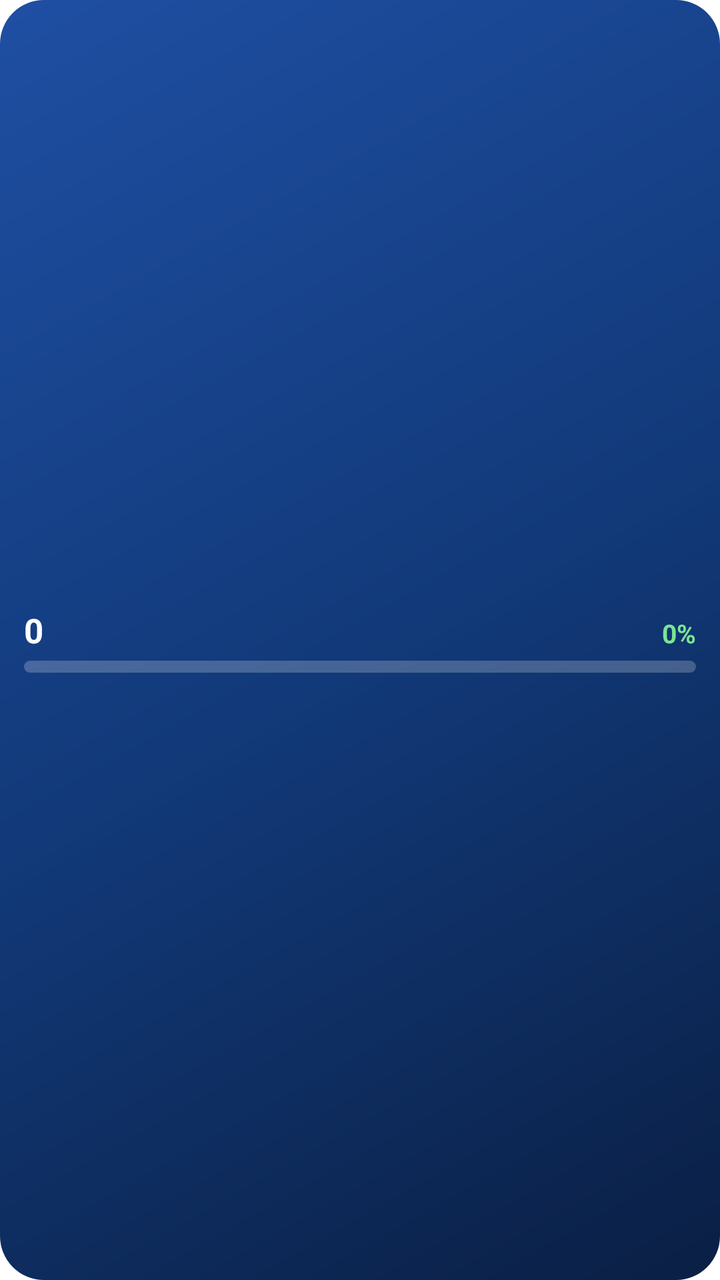
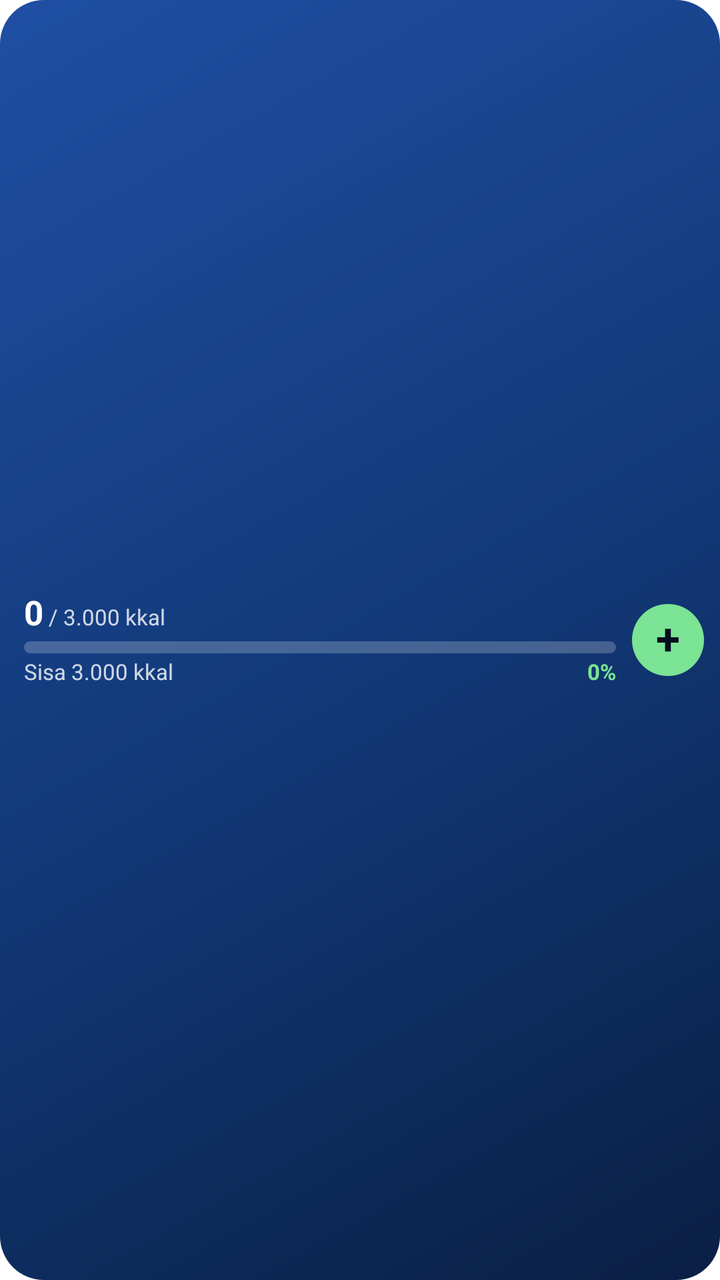

The first picture is an Android layout as it rendered before a commit; the second is the same layout after the commit. The layout source and the unified diff follow.
<!-- AndroidManifest.xml: fallback theme Theme.MaterialComponents.DayNight.NoActionBar -->
<!-- res/layout/bulkin_widget_mini.xml -->
<?xml version="1.0" encoding="utf-8"?>
<LinearLayout xmlns:android="http://schemas.android.com/apk/res/android"
    android:id="@+id/widget_root"
    android:layout_width="match_parent"
    android:layout_height="match_parent"
    android:background="@drawable/widget_background"
    android:gravity="center_vertical"
    android:orientation="vertical"
    android:paddingStart="12dp"
    android:paddingTop="8dp"
    android:paddingEnd="12dp"
    android:paddingBottom="8dp">

    <TextView
        android:id="@+id/widget_signed_out"
        android:layout_width="match_parent"
        android:layout_height="wrap_content"
        android:ellipsize="end"
        android:gravity="center"
        android:maxLines="2"
        android:text="Buka BulkIn untuk masuk"
        android:textColor="@color/widget_text_soft"
        android:textSize="12sp"
        android:visibility="gone" />

    <LinearLayout
        android:id="@+id/widget_content"
        android:layout_width="match_parent"
        android:layout_height="wrap_content"
        android:orientation="vertical">

        <LinearLayout
            android:layout_width="match_parent"
            android:layout_height="wrap_content"
            android:baselineAligned="true"
            android:orientation="horizontal">

            <TextView
                android:id="@+id/widget_kcal"
                android:layout_width="wrap_content"
                android:layout_height="wrap_content"
                android:text="0"
                android:textColor="@color/widget_text"
                android:textSize="17sp"
                android:textStyle="bold" />

            
            <TextView
                android:id="@+id/widget_kcal_target"
                android:layout_width="0dp"
                android:layout_height="wrap_content"
                android:layout_weight="1"
                android:ellipsize="end"
                android:maxLines="1"
                android:text=" kkal"
                android:textColor="@color/widget_text_soft"
                android:textSize="11sp"
                android:visibility="invisible" />

            <TextView
                android:id="@+id/widget_percent"
                android:layout_width="wrap_content"
                android:layout_height="wrap_content"
                android:text="0%"
                android:textColor="@color/widget_mint"
                android:textSize="13sp"
                android:textStyle="bold" />
        </LinearLayout>

        <ProgressBar
            android:id="@+id/widget_progress"
            style="?android:attr/progressBarStyleHorizontal"
            android:layout_width="match_parent"
            android:layout_height="6dp"
            android:layout_marginTop="4dp"
            android:max="100"
            android:progress="0"
            android:progressDrawable="@drawable/widget_progress" />
    </LinearLayout>
</LinearLayout>
<!-- resources referenced by this layout -->
<resources>
  <color name="widget_mint">#7BE495</color>
  <color name="widget_text">#FFFFFF</color>
  <color name="widget_text_soft">#CCFFFFFF</color>
  <!-- drawable widget_background (drawable) -->
  <?xml version="1.0" encoding="utf-8"?>
  <shape xmlns:android="http://schemas.android.com/apk/res/android" android:shape="rectangle">
      <gradient
          android:angle="315"
          android:centerColor="#123A7A"
          android:endColor="#0A1F44"
          android:startColor="#1F4FA3"
          android:type="linear" />
      <corners android:radius="22dp" />
  </shape>
  <!-- drawable widget_progress (drawable) -->
  <?xml version="1.0" encoding="utf-8"?>
  <layer-list xmlns:android="http://schemas.android.com/apk/res/android">
      <item android:id="@android:id/background">
          <shape>
              <solid android:color="#38FFFFFF" />
              <corners android:radius="4dp" />
          </shape>
      </item>
      <item android:id="@android:id/progress">
          <clip>
              <shape>
                  <solid android:color="#FFFFFF" />
                  <corners android:radius="4dp" />
              </shape>
          </clip>
      </item>
  </layer-list>
</resources>

<!-- the commit's change to res/layout/bulkin_widget_mini.xml (unified diff, before → after) -->
@@ -5,18 +5,18 @@
     android:layout_height="match_parent"
     android:background="@drawable/widget_background"
     android:gravity="center_vertical"
-    android:orientation="vertical"
+    android:orientation="horizontal"
     android:paddingStart="12dp"
-    android:paddingTop="8dp"
-    android:paddingEnd="12dp"
-    android:paddingBottom="8dp">
+    android:paddingTop="6dp"
+    android:paddingEnd="8dp"
+    android:paddingBottom="6dp">
 
     <TextView
         android:id="@+id/widget_signed_out"
-        android:layout_width="match_parent"
+        android:layout_width="0dp"
         android:layout_height="wrap_content"
+        android:layout_weight="1"
         android:ellipsize="end"
-        android:gravity="center"
         android:maxLines="2"
         android:text="Buka BulkIn untuk masuk"
         android:textColor="@color/widget_text_soft"
@@ -25,10 +25,12 @@
 
     <LinearLayout
         android:id="@+id/widget_content"
-        android:layout_width="match_parent"
+        android:layout_width="0dp"
         android:layout_height="wrap_content"
+        android:layout_weight="1"
         android:orientation="vertical">
 
+        
         <LinearLayout
             android:layout_width="match_parent"
             android:layout_height="wrap_content"
@@ -39,32 +41,23 @@
                 android:id="@+id/widget_kcal"
                 android:layout_width="wrap_content"
                 android:layout_height="wrap_content"
+                android:includeFontPadding="false"
                 android:text="0"
                 android:textColor="@color/widget_text"
                 android:textSize="17sp"
                 android:textStyle="bold" />
 
-            
             <TextView
                 android:id="@+id/widget_kcal_target"
                 android:layout_width="0dp"
                 android:layout_height="wrap_content"
                 android:layout_weight="1"
                 android:ellipsize="end"
+                android:includeFontPadding="false"
                 android:maxLines="1"
-                android:text=" kkal"
+                android:text=" / 3.000 kkal"
                 android:textColor="@color/widget_text_soft"
-                android:textSize="11sp"
-                android:visibility="invisible" />
-
-            <TextView
-                android:id="@+id/widget_percent"
-                android:layout_width="wrap_content"
-                android:layout_height="wrap_content"
-                android:text="0%"
-                android:textColor="@color/widget_mint"
-                android:textSize="13sp"
-                android:textStyle="bold" />
+                android:textSize="11sp" />
         </LinearLayout>
 
         <ProgressBar
@@ -76,5 +69,51 @@
             android:max="100"
             android:progress="0"
             android:progressDrawable="@drawable/widget_progress" />
+
+        
+        <LinearLayout
+            android:layout_width="match_parent"
+            android:layout_height="wrap_content"
+            android:layout_marginTop="3dp"
+            android:orientation="horizontal">
+
+            <TextView
+                android:id="@+id/widget_remaining"
+                android:layout_width="0dp"
+                android:layout_height="wrap_content"
+                android:layout_weight="1"
+                android:ellipsize="end"
+                android:includeFontPadding="false"
+                android:maxLines="1"
+                android:text="Sisa 3.000 kkal"
+                android:textColor="@color/widget_text_soft"
+                android:textSize="11sp" />
+
+            <TextView
+                android:id="@+id/widget_percent"
+                android:layout_width="wrap_content"
+                android:layout_height="wrap_content"
+                android:layout_marginStart="4dp"
+                android:includeFontPadding="false"
+                android:text="0%"
+                android:textColor="@color/widget_mint"
+                android:textSize="11sp"
+                android:textStyle="bold" />
+        </LinearLayout>
     </LinearLayout>
+
+    
+    <TextView
+        android:id="@+id/widget_add"
+        android:layout_width="36dp"
+        android:layout_height="36dp"
+        android:layout_marginStart="8dp"
+        android:background="@drawable/widget_button_round"
+        android:contentDescription="Catat makan"
+        android:gravity="center"
+        android:includeFontPadding="false"
+        android:text="+"
+        android:textColor="@color/widget_on_mint"
+        android:textSize="22sp"
+        android:textStyle="bold" />
 </LinearLayout>
<!-- resource entries referenced after the edit -->
@@ -1,6 +1,7 @@
 <!-- resources referenced by this layout -->
 <resources>
   <color name="widget_mint">#7BE495</color>
+  <color name="widget_on_mint">#050C1F</color>
   <color name="widget_text">#FFFFFF</color>
   <color name="widget_text_soft">#CCFFFFFF</color>
   <!-- drawable widget_background (drawable) -->
@@ -13,6 +14,11 @@
           android:startColor="#1F4FA3"
           android:type="linear" />
       <corners android:radius="22dp" />
+  </shape>
+  <!-- drawable widget_button_round (drawable) -->
+  <?xml version="1.0" encoding="utf-8"?>
+  <shape xmlns:android="http://schemas.android.com/apk/res/android" android:shape="oval">
+      <solid android:color="@color/widget_mint" />
   </shape>
   <!-- drawable widget_progress (drawable) -->
   <?xml version="1.0" encoding="utf-8"?>
